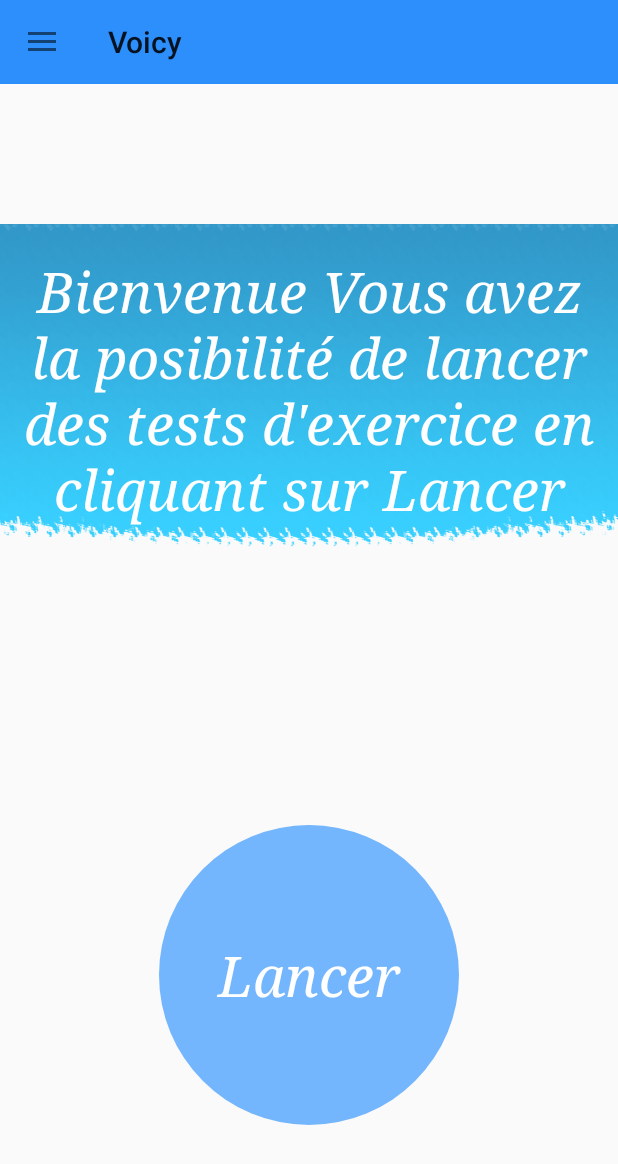
After one commit to Ramdanemerakeb2/ProjetMaster_Voicy, an Android app: the AccueilActivity screen opened directly, with no data from a screen before it, on a phone screen of 412 x 824 dp. The commit adds this screen. Shown: the top 1164 px of the screen. Run offline under Robolectric (Android 15) with nearby library versions, the phone set to English and light mode, and no system bars; Roboto replaces fonts that are not available here; 2 statements that could not run were skipped.

Commit message:
Ajout de la page d'acceuil + ajustement le nommage des repertoires

```diff
--- a/app/src/main/AndroidManifest.xml
+++ b/app/src/main/AndroidManifest.xml
@@ -19,7 +19,8 @@
         android:roundIcon="@mipmap/ic_launcher_round"
         android:supportsRtl="true"
         android:theme="@style/AppTheme">
-        <activity android:name=".activity.SessionActivity"></activity>
+        <activity android:name=".activity.AccueilActivity"></activity>
+        <activity android:name=".activity.SessionActivity" />
         <activity android:name=".activity.ExerciceSpecifiqueLogatomLaunchActivity" />
         <activity android:name=".activity.CreationExoSpecifiqueLogatomActivity" />
         <activity android:name=".activity.ListeExoPredefiniActivity" />
--- /dev/null
+++ b/app/src/main/java/com/example/voicy_v2/activity/AccueilActivity.java
@@ -0,0 +1,28 @@
+package com.example.voicy_v2.activity;
+
+import androidx.appcompat.app.AppCompatActivity;
+
+import android.content.Context;
+import android.os.Bundle;
+import android.view.LayoutInflater;
+import android.view.View;
+
+import com.example.voicy_v2.R;
+
+public class AccueilActivity extends FonctionnaliteActivity {
+
+    @Override
+    protected void onCreate(Bundle savedInstanceState) {
+        super.onCreate(savedInstanceState);
+        //setContentView(R.layout.activity_accueil);
+
+        //Ajout du menu sur l'activité
+        LayoutInflater inflater = (LayoutInflater) this.getSystemService(Context.LAYOUT_INFLATER_SERVICE);
+
+        //inflate of ListePatientActivity !
+        View contentView = inflater.inflate(R.layout.activity_accueil, null, false);
+        drawerLayout.addView(contentView, 0);
+
+
+    }
+}
--- a/app/src/main/java/com/example/voicy_v2/activity/ConnexionActivity.java
+++ b/app/src/main/java/com/example/voicy_v2/activity/ConnexionActivity.java
@@ -71,7 +71,7 @@ public class ConnexionActivity extends AppCompatActivity {
                     editor.putString(sessionIdClinicien, clinicienSup.getIdentifiant());
                     editor.commit();
 
-                    Intent it = new Intent(ConnexionActivity.this, MainActivity.class);
+                    Intent it = new Intent(ConnexionActivity.this, AccueilActivity.class);
                     startActivity(it);
                 }else{
                     SweetAlertDialog sDialog = new SweetAlertDialog(ConnexionActivity.this, SweetAlertDialog.ERROR_TYPE);
--- a/app/src/main/java/com/example/voicy_v2/activity/SessionActivity.java
+++ b/app/src/main/java/com/example/voicy_v2/activity/SessionActivity.java
@@ -73,6 +73,7 @@ public class SessionActivity extends FonctionnaliteActivity{
 
                 Intent intent = new Intent(SessionActivity.this, AffichageExerciceActivity.class);
                 intent.putExtra("resultat", session);
+                intent.putExtra("idPatient", idPatient);
                 startActivity(intent);
                 overridePendingTransition(R.anim.fade_in, R.anim.fade_out);
             }
--- a/app/src/main/java/com/example/voicy_v2/model/DirectoryManager.java
+++ b/app/src/main/java/com/example/voicy_v2/model/DirectoryManager.java
@@ -98,10 +98,10 @@ public class DirectoryManager
         File file = new File(OUTPUT_PATEIENTS + "/" + exo.getPatientSpecifiqueId());
         if (!file.exists())
             file.mkdir();
-        File file2 = new File(OUTPUT_PATEIENTS + "/" + exo.getPatientSpecifiqueId()+"/"+getDateDirectory()+"_"+exo.getTypeExo()+"_"+exo.getId());
+        File file2 = new File(OUTPUT_PATEIENTS + "/" + exo.getPatientSpecifiqueId()+"/" + exo.getPatientSpecifiqueId()+"_"+getDateDirectory()+"_"+exo.getTypeExo()+"_"+exo.getId());
         if (!file2.exists())
             file2.mkdir();
-        exo.setDirectoryName(OUTPUT_PATEIENTS + "/" + exo.getPatientSpecifiqueId()+"/"+getDateDirectory()+"_"+exo.getTypeExo()+"_"+exo.getId());
+        exo.setDirectoryName(OUTPUT_PATEIENTS + "/" + exo.getPatientSpecifiqueId()+"/"+ exo.getPatientSpecifiqueId()+"_"+getDateDirectory()+"_"+exo.getTypeExo()+"_"+exo.getId());
     }
 
     public void rmdirFolder(String path)
--- /dev/null
+++ b/app/src/main/res/drawable/start_border.xml
@@ -0,0 +1,11 @@
+<?xml version="1.0" encoding="utf-8"?>
+<shape android:shape="oval" xmlns:android="http://schemas.android.com/apk/res/android">
+
+    <!-- Background Color -->
+    <solid android:color="#74B6FD" />
+
+    <!-- Border Color
+    <stroke android:width="2dp" android:color="#A4E6F6" />-->
+
+
+</shape>
--- /dev/null
+++ b/app/src/main/res/layout/activity_accueil.xml
@@ -0,0 +1,57 @@
+<?xml version="1.0" encoding="utf-8"?>
+<LinearLayout xmlns:android="http://schemas.android.com/apk/res/android"
+        xmlns:app="http://schemas.android.com/apk/res-auto"
+        android:layout_width="match_parent"
+        android:layout_height="match_parent"
+        xmlns:tools="http://schemas.android.com/tools"
+        tools:context=".activity.AccueilActivity"
+        android:orientation="vertical">
+
+    <RelativeLayout
+        android:layout_width="match_parent"
+        android:layout_height="520dp"
+        android:layout_marginLeft="0dp"
+        android:layout_marginTop="0dp"
+        android:layout_marginRight="0dp"
+        android:layout_marginBottom="0dp">
+
+        <ImageView
+            android:id="@+id/imageView"
+            android:layout_width="match_parent"
+            android:layout_height="match_parent"
+            app:srcCompat="@drawable/bandeau_accueil" />
+
+        <TextView
+            android:id="@+id/textView4"
+            android:layout_width="723dp"
+            android:layout_height="wrap_content"
+            android:layout_centerInParent="true"
+            android:fontFamily="serif"
+            android:text="Bienvenue Vous avez la posibilité de lancer des tests d'exercice en cliquant sur Lancer"
+            android:textAlignment="center"
+            android:textAppearance="@style/TextAppearance.AppCompat.Body1"
+            android:textColor="#FFFFFF"
+            android:textSize="37dp"
+            android:textStyle="italic" />
+
+
+
+    </RelativeLayout>
+
+    <Button
+        android:layout_width="200dp"
+        android:layout_height="200dp"
+        android:layout_centerHorizontal="false"
+        android:layout_gravity="center"
+        android:layout_marginTop="30dp"
+        android:background="@drawable/start_border"
+        android:fontFamily="serif"
+        android:text="Lancer"
+        android:textAppearance="@style/TextAppearance.AppCompat.Body1"
+        android:textColor="#FFFFFF"
+        android:textSize="37dp"
+        android:textStyle="italic">
+
+    </Button>
+
+</LinearLayout>
```
Also changed, not shown: app/src/main/java/com/example/voicy_v2/activity/AffichageExerciceActivity.java (+5 -4 lines), app/src/main/java/com/example/voicy_v2/activity/ExerciceActivity.java (+5 -5 lines), app/src/main/java/com/example/voicy_v2/model/SessionFile.java (+4 -4 lines), app/src/main/res/drawable/bandeau_accueil.png (added).
